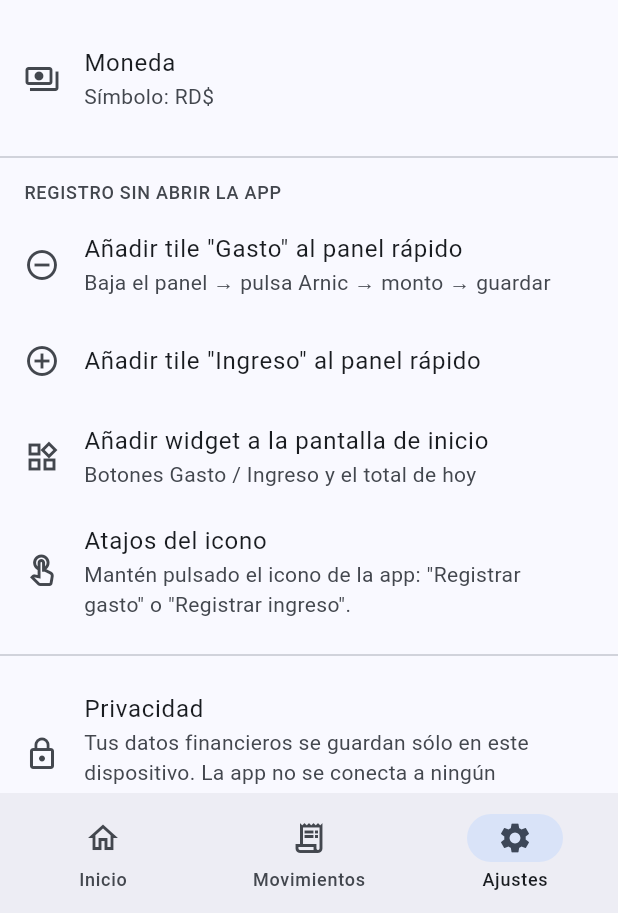
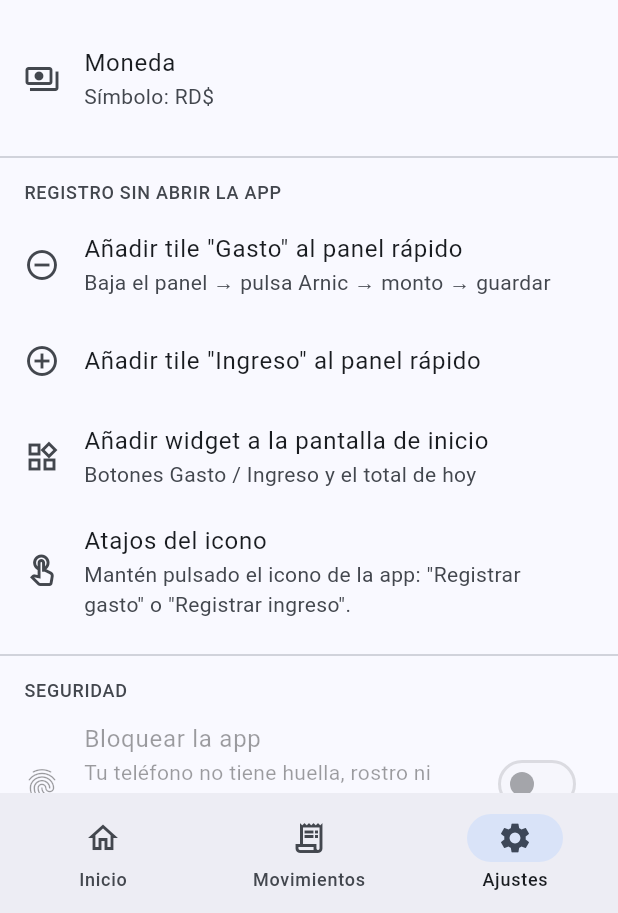
Before and after one commit to yordany145/arnic-finance, a Flutter app: the screen it shows after launch, item 3 of the bottom bar chosen, on a phone screen of 412 x 824 dp, the part 323-1236 px from its top. Run offline on Flutter 3.47's test engine with Material 3 defaults, Android fonts, the light colour scheme and no system bars; our stand-ins replace drift, flutter_local_notifications, flutter_riverpod, go_router, local_auth, shared_preferences; missing offline and left inert: path_provider_foundation, sqlite3; accounts and stored records are empty; generated files the repository leaves out were written again; statements that could not run were skipped.

Commit message:
Añade bloqueo de la app con biometría/PIN del sistema
- local_auth: pide huella/rostro/PIN del teléfono al abrir la app y al
  volver de segundo plano, con fallback si no hay biometría configurada
  (biometricOnly: false). Sin contraseña propia que gestionar ni guardar.
- Preferencia en shared_preferences (AppLockPrefs), no en app_settings de
  drift: es sólo de este dispositivo, el registro rápido nativo no la
  necesita (ya exige desbloquear el teléfono por su cuenta).
- Toggle en Ajustes > Seguridad, deshabilitado si el teléfono no tiene
  ninguna forma de desbloqueo configurada (isDeviceSupported).
- Android: MainActivity pasa a FlutterFragmentActivity (lo exige local_auth),
  LaunchTheme con padre Theme.AppCompat (evita crash en Android 8-),
  androidx.appcompat declarado explícito, permiso USE_BIOMETRIC.

Verificado con flutter analyze (0 issues), flutter test (39 tests) y
flutter build apk --debug.

```diff
--- a/lib/app.dart
+++ b/lib/app.dart
@@ -5,6 +5,7 @@ import 'package:flutter_riverpod/flutter_riverpod.dart';
 import 'core/theme.dart';
 import 'navigation/router.dart';
 import 'state/providers.dart';
+import 'ui/screens/app_lock_screen.dart';
 
 class ArnicApp extends ConsumerStatefulWidget {
   const ArnicApp({super.key});
@@ -15,10 +16,12 @@ class ArnicApp extends ConsumerStatefulWidget {
 
 class _ArnicAppState extends ConsumerState<ArnicApp> with WidgetsBindingObserver {
   final _router = buildRouter();
+  bool _locked = false;
 
   @override
   void initState() {
     super.initState();
+    _locked = ref.read(appLockEnabledProvider);
     WidgetsBinding.instance.addObserver(this);
     WidgetsBinding.instance.addPostFrameCallback((_) => checkBudgetAlerts(ProviderScope.containerOf(context, listen: false)));
     WidgetsBinding.instance.addPostFrameCallback((_) => _openPendingRoute());
@@ -40,6 +43,12 @@ class _ArnicAppState extends ConsumerState<ArnicApp> with WidgetsBindingObserver
 
   @override
   void didChangeAppLifecycleState(AppLifecycleState state) {
+    // Al ir a segundo plano: si el bloqueo está activado, la próxima vez que se
+    // vea la app debe pedir desbloquear (sin importar cuánto haya tardado).
+    if (state == AppLifecycleState.paused && ref.read(appLockEnabledProvider) && !_locked) {
+      setState(() => _locked = true);
+      return;
+    }
     if (state != AppLifecycleState.resumed) return;
     _openPendingRoute();
     // "Hoy"/"este mes" pueden haber cambiado mientras la app dormía.
@@ -69,6 +78,10 @@ class _ArnicAppState extends ConsumerState<ArnicApp> with WidgetsBindingObserver
         GlobalCupertinoLocalizations.delegate,
       ],
       routerConfig: _router,
+      // Tapa toda la app (encima del Navigator) mientras esté bloqueada, sin
+      // perder el Theme/Localizations que MaterialApp ya montó.
+      builder: (context, child) =>
+          _locked ? AppLockScreen(onUnlocked: () => setState(() => _locked = false)) : child!,
     );
   }
 }
--- a/lib/ui/screens/settings_screen.dart
+++ b/lib/ui/screens/settings_screen.dart
@@ -112,6 +112,25 @@ class SettingsScreen extends ConsumerWidget {
               subtitle: Text('Se activan desde los ajustes de iOS. Consulta docs/IOS.md.'),
             ),
           const Divider(height: 32),
+          Padding(
+            padding: const EdgeInsets.fromLTRB(16, 0, 16, 4),
+            child: Text('SEGURIDAD', style: Theme.of(context).textTheme.labelMedium?.copyWith(color: scheme.onSurfaceVariant)),
+          ),
+          Builder(builder: (context) {
+            final supported = ref.watch(appLockSupportedProvider).value ?? false;
+            return SwitchListTile(
+              secondary: const Icon(Icons.fingerprint),
+              title: const Text('Bloquear la app'),
+              subtitle: Text(
+                supported
+                    ? 'Pide tu huella, rostro o el PIN del teléfono al abrir la app'
+                    : 'Tu teléfono no tiene huella, rostro ni PIN/patrón configurado: actívalo en Ajustes del sistema primero.',
+              ),
+              value: ref.watch(appLockEnabledProvider),
+              onChanged: !supported ? null : (value) => ref.read(appLockEnabledProvider.notifier).set(value),
+            );
+          }),
+          const Divider(height: 32),
           const ListTile(
             leading: Icon(Icons.lock_outline),
             title: Text('Privacidad'),
--- a/pubspec.yaml
+++ b/pubspec.yaml
@@ -17,6 +17,7 @@ dependencies:
   flutter_riverpod: ^3.4.3
   go_router: ^18.0.1
   intl: ^0.20.3
+  local_auth: ^3.0.2
   path: ^1.9.1
   path_provider: ^2.1.6
   path_provider_foundation: ^2.6.0
```
Also changed, not shown: lib/data/app_lock_prefs.dart (added, +17 -0 lines), lib/main.dart (+6 -1 lines), lib/platform/app_lock.dart (added, +34 -0 lines), lib/state/providers.dart (+31 -0 lines), lib/ui/screens/app_lock_screen.dart (added, +79 -0 lines), pubspec.lock, 7 other files.
